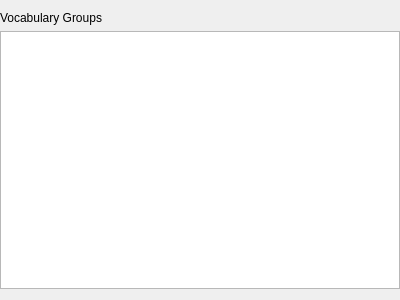
Qt form Forms/VocabularyGroupsWidget.ui (iatanasov77/qvocabulary) before a commit.
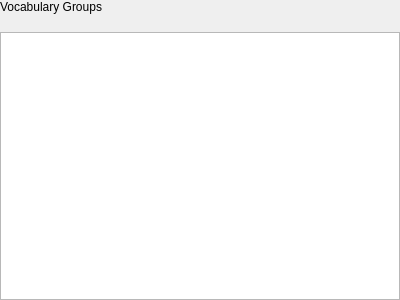
The same form after that commit.

Commit message: Adjust Layout Margins.

Patch:
```diff
--- a/Forms/VocabularyGroupsWidget.ui
+++ b/Forms/VocabularyGroupsWidget.ui
@@ -14,12 +14,21 @@
    <string>Frame</string>
   </property>
   <layout class="QVBoxLayout" name="verticalLayout">
+   <property name="spacing">
+    <number>18</number>
+   </property>
    <property name="leftMargin">
     <number>0</number>
    </property>
+   <property name="topMargin">
+    <number>0</number>
+   </property>
    <property name="rightMargin">
     <number>0</number>
    </property>
+   <property name="bottomMargin">
+    <number>0</number>
+   </property>
    <item>
     <widget class="QLabel" name="label">
      <property name="text">
```
The commit also changes 5 other files.
